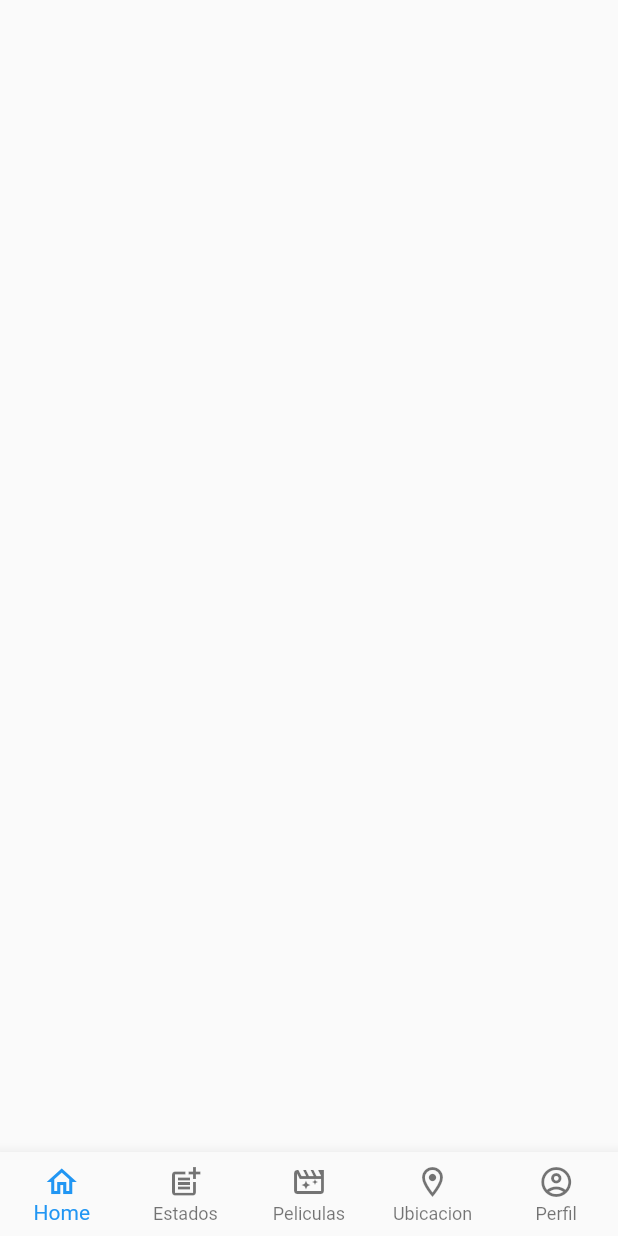
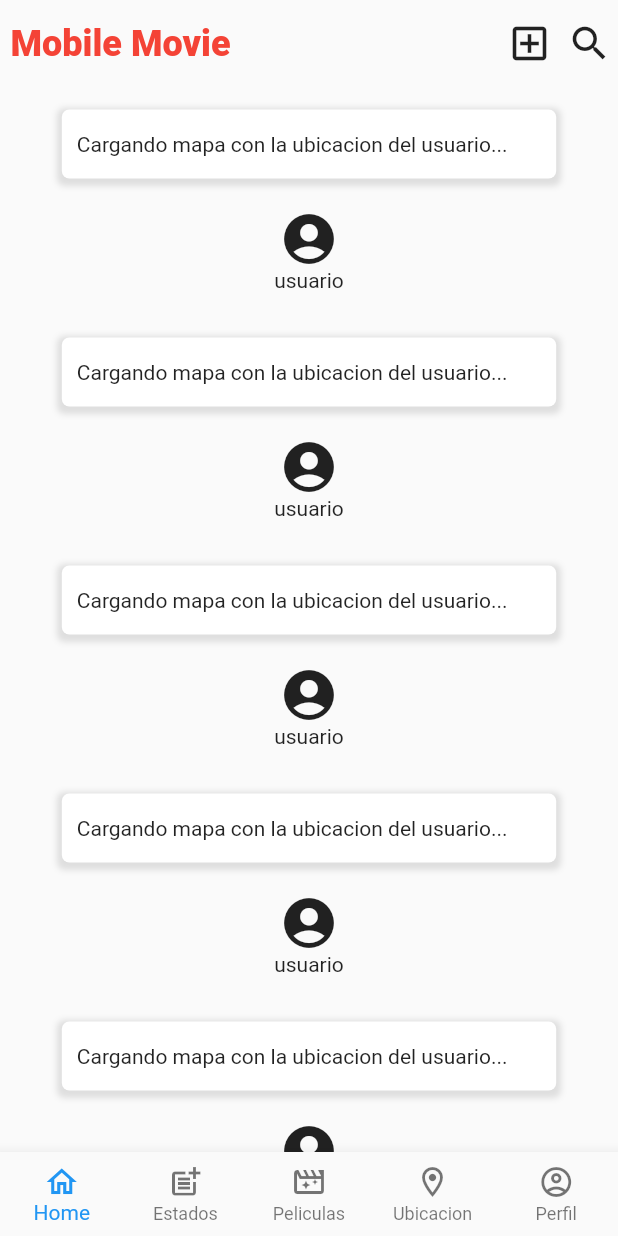
Before and after one commit to Danhe22/Mobile-Movie-App, a Flutter app: the HomeScreen screen opened by its route, swiped to page 4, on a phone screen of 412 x 824 dp. Run offline on Flutter 3.47's test engine with Material 2 defaults, Android fonts, the light colour scheme and no system bars; Roboto replaces fonts that are missing (Times New Roman).

Commit message:
Pantalla de mapas

```diff
--- a/lib/screens/home_screen.dart
+++ b/lib/screens/home_screen.dart
@@ -3,6 +3,7 @@ import 'package:mobile_movie_app/widgets/TopBar.dart';
 import 'package:mobile_movie_app/widgets/estados_list.dart';
 import 'package:mobile_movie_app/widgets/peliculas_list.dart';
 import 'package:mobile_movie_app/widgets/post_list.dart';
+import 'package:mobile_movie_app/widgets/ubicacion_list.dart';
 import 'package:provider/provider.dart';
 
 class HomeScreen extends StatelessWidget {
@@ -105,6 +106,8 @@ class _Pages extends StatelessWidget {
                   child: Container(
                 height: 5,
               )),
+              TopBar(),
+              UbicationList()
             ],
           ),
         ),
--- /dev/null
+++ b/lib/widgets/ubicacion.dart
@@ -0,0 +1,56 @@
+import 'package:flutter/material.dart';
+
+class Ubication extends StatelessWidget {
+  const Ubication({Key? key}) : super(key: key);
+
+  @override
+  Widget build(BuildContext context) {
+    var boxDecoration = BoxDecoration(
+      color: Colors.white,
+      borderRadius: BorderRadius.only(
+          topLeft: Radius.circular(5),
+          topRight: Radius.circular(5),
+          bottomLeft: Radius.circular(5),
+          bottomRight: Radius.circular(5)),
+      boxShadow: [
+        BoxShadow(
+          color: Colors.grey.withOpacity(0.3),
+          spreadRadius: 3,
+          blurRadius: 3,
+          offset: Offset(0, 2), // changes position of shadow
+        ),
+      ],
+    );
+
+    final size = MediaQuery.of(context).size;
+
+    return Column(
+      children: [
+        SizedBox(
+            height: 20,
+          ),
+        Container(
+          padding: EdgeInsets.symmetric(horizontal: 10, vertical: 15),
+          width: size.width * 0.8,
+          child: Text('Cargando mapa con la ubicacion del usuario...'),
+          decoration: boxDecoration,
+        ),
+
+        SizedBox(
+          height: 10,
+        ),
+
+        Container(
+          padding: EdgeInsets.symmetric(horizontal: 10, vertical: 10),
+          width: size.width * 0.2,
+          child: Column(
+            children: [
+              Icon(Icons.account_circle_rounded, size: 40,),
+              Text('usuario')
+            ],)
+
+        ),
+      ],
+    );
+  }
+}
--- /dev/null
+++ b/lib/widgets/ubicacion_list.dart
@@ -0,0 +1,31 @@
+import 'package:flutter/material.dart';
+import 'package:mobile_movie_app/widgets/ubicacion.dart';
+
+
+class UbicationList extends StatelessWidget {
+  const UbicationList({Key? key}) : super(key: key);
+
+  @override
+  Widget build(BuildContext context) {
+    return Expanded(
+      child: Container(
+          child: ListView(
+            children: [
+              Ubication(),
+              Ubication(),
+              Ubication(),
+              Ubication(),
+              Ubication(),
+              Ubication(),
+              Ubication(),
+              Ubication(),
+              Ubication(),
+              Ubication(),
+            ],
+          ),
+        ),
+    );
+
+
+  }
+}
```
